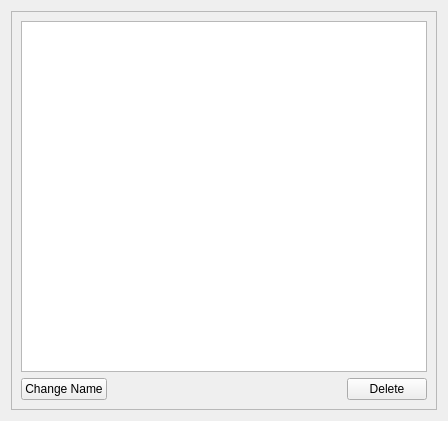
Above: GUI/box_manager.ui from Gaopeng-Bai/OCR_RT_monitor before the change. Below: the same form after it.
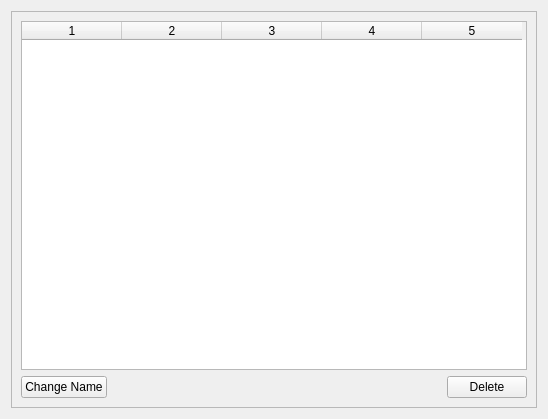
That is the form after the change. Icons and pictures are not drawn.

Patch:
```diff
--- a/GUI/box_manager.ui
+++ b/GUI/box_manager.ui
@@ -6,8 +6,8 @@
    <rect>
     <x>0</x>
     <y>0</y>
-    <width>448</width>
-    <height>421</height>
+    <width>548</width>
+    <height>419</height>
    </rect>
   </property>
   <property name="windowTitle">
@@ -29,7 +29,22 @@
       <item>
        <layout class="QVBoxLayout" name="verticalLayout">
         <item>
-         <widget class="QTableWidget" name="Box_list"/>
+         <widget class="QTableWidget" name="Box_list">
+          <property name="autoFillBackground">
+           <bool>true</bool>
+          </property>
+          <property name="styleSheet">
+           <string notr="true">font: 12pt &quot;MS Shell Dlg 2&quot;;</string>
+          </property>
+          <property name="columnCount">
+           <number>5</number>
+          </property>
+          <column/>
+          <column/>
+          <column/>
+          <column/>
+          <column/>
+         </widget>
         </item>
         <item>
          <layout class="QHBoxLayout" name="horizontalLayout">
```
Left out of the diff: 8 changed lines with no effect on the pictures.
